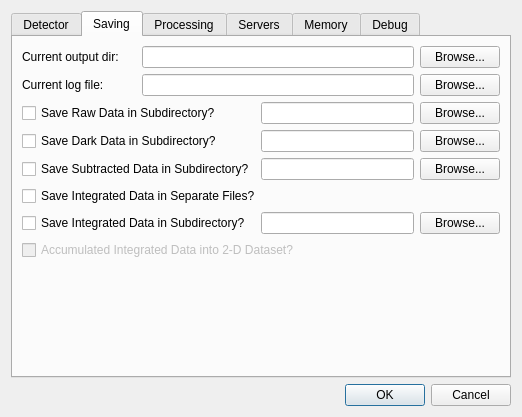
Old version of the form source/qxrdpreferencesdialog.ui in the repository guyjennings/qxrd.
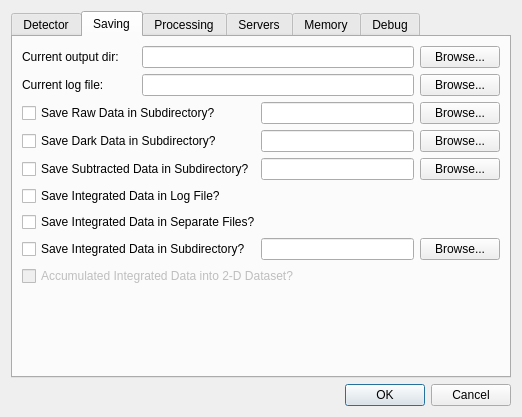
New version of the form. The open tabs and pages were chosen to show the change.

The edit to the form file:
```diff
--- a/source/qxrdpreferencesdialog.ui
+++ b/source/qxrdpreferencesdialog.ui
@@ -198,31 +198,31 @@
          </property>
         </widget>
        </item>
-       <item row="5" column="0" colspan="4">
-        <widget class="QCheckBox" name="m_SaveIntegratedSeparately">
+       <item row="6" column="0" colspan="4">
+        <widget class="QCheckBox" name="m_SaveIntegratedInSeparateFiles">
          <property name="text">
           <string>Save Integrated Data in Separate Files?</string>
          </property>
         </widget>
        </item>
-       <item row="6" column="0" colspan="2">
+       <item row="7" column="0" colspan="2">
         <widget class="QCheckBox" name="m_SaveIntegratedInSubdir">
          <property name="text">
           <string>Save Integrated Data in Subdirectory?</string>
          </property>
         </widget>
        </item>
-       <item row="6" column="2" colspan="2">
+       <item row="7" column="2" colspan="2">
         <widget class="QLineEdit" name="m_SaveIntegratedSubdir"/>
        </item>
-       <item row="6" column="4">
+       <item row="7" column="4">
         <widget class="QPushButton" name="m_SaveIntegratedBrowse">
          <property name="text">
           <string>Browse...</string>
          </property>
         </widget>
        </item>
-       <item row="8" column="1">
+       <item row="9" column="1">
         <spacer name="verticalSpacer_5">
          <property name="orientation">
           <enum>Qt::Vertical</enum>
@@ -235,7 +235,7 @@
          </property>
         </spacer>
        </item>
-       <item row="7" column="0" colspan="5">
+       <item row="8" column="0" colspan="5">
         <widget class="QCheckBox" name="m_AccumulateIntegrated2D">
          <property name="enabled">
           <bool>false</bool>
@@ -282,6 +282,13 @@
          </property>
         </widget>
        </item>
+       <item row="5" column="0" colspan="4">
+        <widget class="QCheckBox" name="m_SaveIntegratedInLogFile">
+         <property name="text">
+          <string>Save Integrated Data in Log File?</string>
+         </property>
+        </widget>
+       </item>
       </layout>
      </widget>
      <widget class="QWidget" name="tab_3">
```
Left out of the diff: 2 changed lines with no effect on the pictures.
